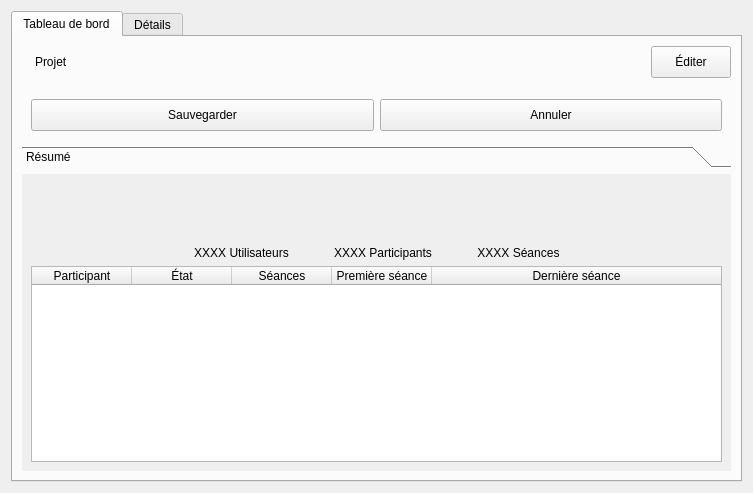
Before: the Qt Designer form client/src/editors/ProjectWidget.ui in introlab/openteraplus, drawn with Qt 5.
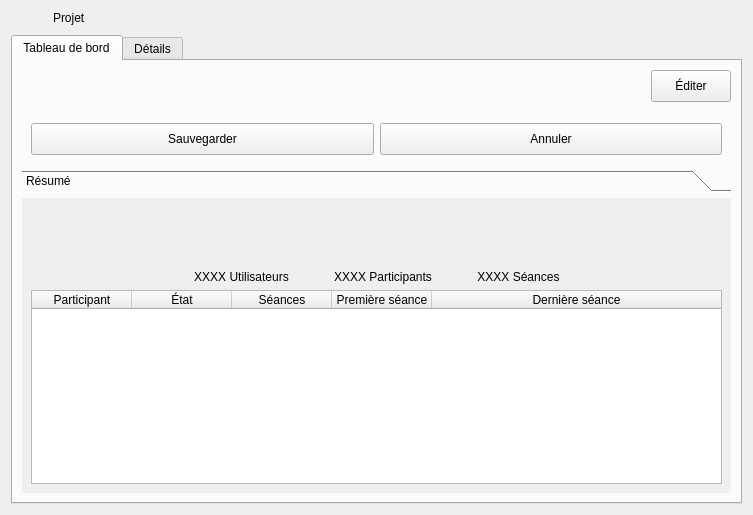
After: the same form once the commit is applied. Icons and pictures are not drawn. Custom widgets are drawn as their Qt base class.

```diff
--- a/client/src/editors/ProjectWidget.ui
+++ b/client/src/editors/ProjectWidget.ui
@@ -109,28 +109,11 @@
 </string>
   </property>
   <layout class="QVBoxLayout" name="verticalLayout">
-   <item>
-    <widget class="QTabWidget" name="tabNav">
-     <property name="sizePolicy">
-      <sizepolicy hsizetype="Expanding" vsizetype="MinimumExpanding">
-       <horstretch>0</horstretch>
-       <verstretch>0</verstretch>
-      </sizepolicy>
-     </property>
-     <property name="currentIndex">
-      <number>0</number>
-     </property>
-     <widget class="QWidget" name="tabDashboard">
-      <attribute name="icon">
-       <iconset resource="../../resources/TeraClient.qrc">
-        <normaloff>:/icons/dashboard.png</normaloff>:/icons/dashboard.png</iconset>
-      </attribute>
-      <attribute name="title">
-       <string>Tableau de bord</string>
-      </attribute>
-      <layout class="QVBoxLayout" name="verticalLayout_12">
+   <property name="spacing">
+    <number>10</number>
+   </property>
        <item>
-        <layout class="QHBoxLayout" name="horizontalLayout">
+    <layout class="QHBoxLayout" name="horizontalLayout_3">
          <item>
           <widget class="QLabel" name="icoTitle">
            <property name="sizePolicy">
@@ -169,6 +152,30 @@
            </property>
           </widget>
          </item>
+    </layout>
+   </item>
+   <item>
+    <widget class="QTabWidget" name="tabNav">
+     <property name="sizePolicy">
+      <sizepolicy hsizetype="Expanding" vsizetype="MinimumExpanding">
+       <horstretch>0</horstretch>
+       <verstretch>0</verstretch>
+      </sizepolicy>
+     </property>
+     <property name="currentIndex">
+      <number>0</number>
+     </property>
+     <widget class="QWidget" name="tabDashboard">
+      <attribute name="icon">
+       <iconset resource="../../resources/TeraClient.qrc">
+        <normaloff>:/icons/dashboard.png</normaloff>:/icons/dashboard.png</iconset>
+      </attribute>
+      <attribute name="title">
+       <string>Tableau de bord</string>
+      </attribute>
+      <layout class="QVBoxLayout" name="verticalLayout_12">
+       <item>
+        <layout class="QHBoxLayout" name="horizontalLayout">
          <item>
           <spacer name="horizontalSpacer">
            <property name="orientation">
@@ -177,7 +184,7 @@
            <property name="sizeHint" stdset="0">
             <size>
              <width>40</width>
-             <height>20</height>
+             <height>1</height>
             </size>
            </property>
           </spacer>
@@ -288,8 +295,8 @@
            <rect>
             <x>0</x>
             <y>0</y>
-            <width>717</width>
-            <height>295</height>
+            <width>704</width>
+            <height>294</height>
            </rect>
           </property>
           <attribute name="label">
```
Lines whose indentation alone changed are shown as unchanged.
